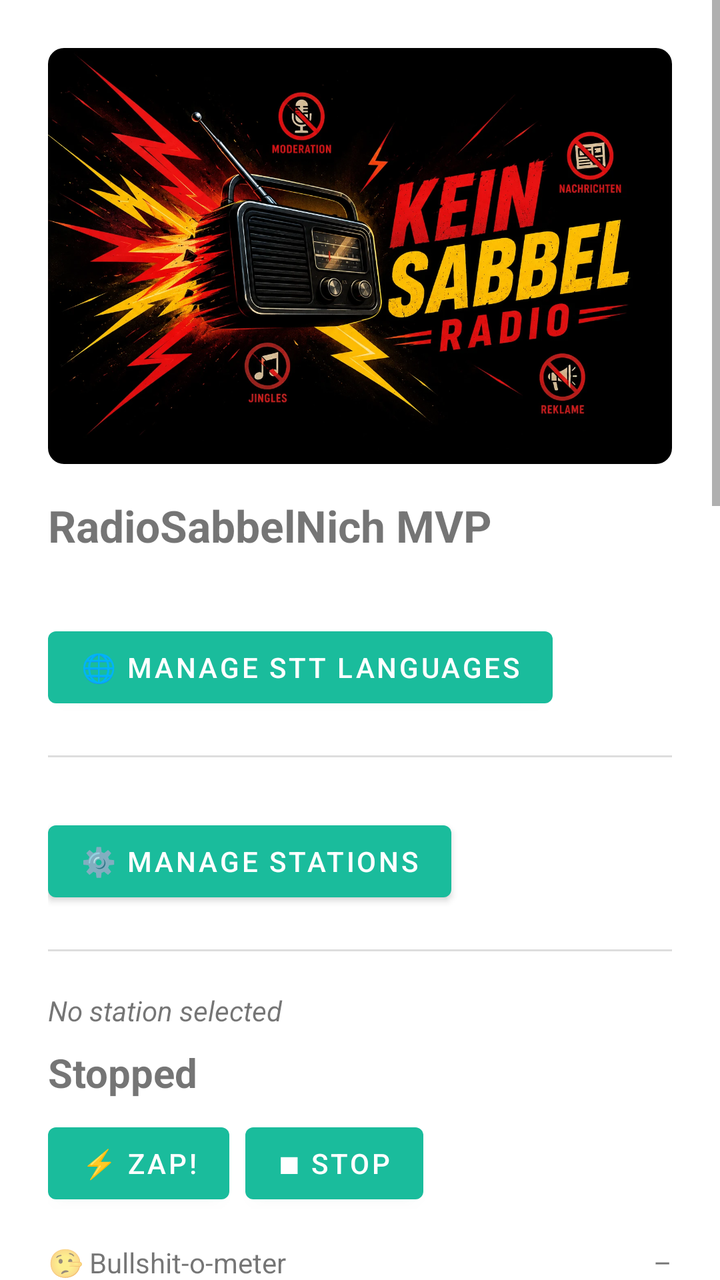
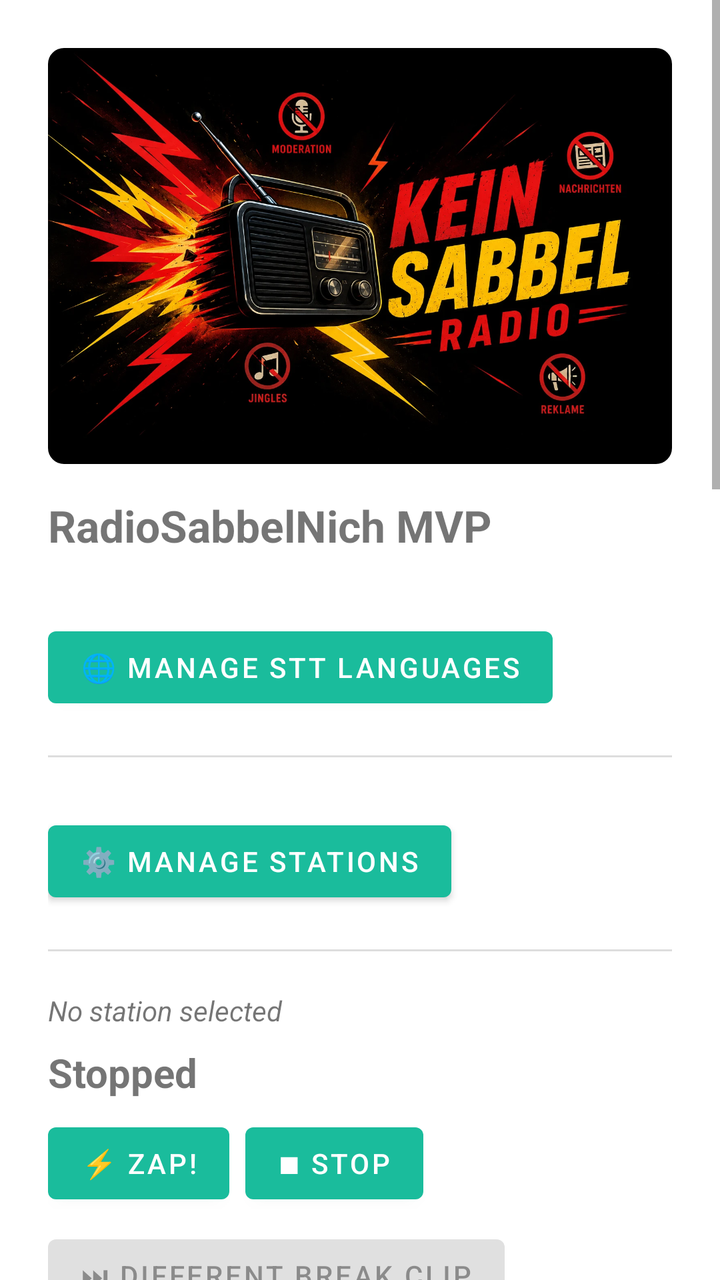

An Android layout rendered at two revisions. The XML below is the earlier revision; the diff shows what the commit changed to produce the second picture.
<!-- AndroidManifest.xml: activity theme Theme.RadioSabbelNichMvp -->
<!-- res/layout/activity_main.xml -->
<?xml version="1.0" encoding="utf-8"?>
<ScrollView xmlns:android="http://schemas.android.com/apk/res/android"
    xmlns:app="http://schemas.android.com/apk/res-auto"
    android:layout_width="match_parent"
    android:layout_height="match_parent">

    <LinearLayout
        android:layout_width="match_parent"
        android:layout_height="wrap_content"
        android:orientation="vertical"
        android:padding="24dp">

        
        <com.google.android.material.imageview.ShapeableImageView
            android:layout_width="match_parent"
            android:layout_height="wrap_content"
            android:layout_marginBottom="16dp"
            android:adjustViewBounds="true"
            android:src="@drawable/banner"
            android:contentDescription="@string/app_name"
            app:shapeAppearanceOverlay="@style/BannerShapeOverlay" />

        <TextView
            android:layout_width="wrap_content"
            android:layout_height="wrap_content"
            android:text="@string/app_name"
            android:textSize="22sp"
            android:textStyle="bold" />

        <TextView
            android:id="@+id/buildTimeText"
            android:layout_width="wrap_content"
            android:layout_height="wrap_content"
            android:layout_marginBottom="16dp"
            android:textSize="12sp"
            android:textColor="#888888" />

        
        <Button
            android:id="@+id/manageSttLanguagesButton"
            android:layout_width="wrap_content"
            android:layout_height="wrap_content"
            android:text="@string/btn_manage_stt_languages" />

        <TextView
            android:id="@+id/sttModelMissingText"
            android:layout_width="match_parent"
            android:layout_height="wrap_content"
            android:layout_marginTop="4dp"
            android:textSize="12sp"
            android:textColor="#CC3333"
            android:visibility="gone" />

        
        <TextView
            android:id="@+id/calibrationActiveText"
            android:layout_width="match_parent"
            android:layout_height="wrap_content"
            android:layout_marginTop="4dp"
            android:textSize="12sp"
            android:textColor="#1ABC9C"
            android:visibility="gone" />

        <View
            android:layout_width="match_parent"
            android:layout_height="1dp"
            android:layout_marginTop="20dp"
            android:layout_marginBottom="20dp"
            android:background="#DDDDDD" />

        
        <LinearLayout
            android:id="@+id/stationsContainer"
            android:layout_width="match_parent"
            android:layout_height="wrap_content"
            android:orientation="vertical" />

        <Button
            android:id="@+id/manageStationsButton"
            android:layout_width="wrap_content"
            android:layout_height="wrap_content"
            android:layout_marginTop="8dp"
            android:text="@string/btn_manage_stations" />

        <View
            android:layout_width="match_parent"
            android:layout_height="1dp"
            android:layout_marginTop="20dp"
            android:layout_marginBottom="20dp"
            android:background="#DDDDDD" />

        
        <TextView
            android:id="@+id/currentStationText"
            android:layout_width="match_parent"
            android:layout_height="wrap_content"
            android:text="@string/current_station_none"
            android:textStyle="italic" />

        <TextView
            android:id="@+id/statusText"
            android:layout_width="match_parent"
            android:layout_height="wrap_content"
            android:layout_marginTop="8dp"
            android:text="@string/status_idle"
            android:textSize="20sp"
            android:textStyle="bold" />

        
        <Button
            android:id="@+id/zappingErrorButton"
            android:layout_width="wrap_content"
            android:layout_height="wrap_content"
            android:layout_marginTop="16dp"
            android:text="@string/btn_zapping_error"
            android:visibility="gone" />

        <LinearLayout
            android:layout_width="match_parent"
            android:layout_height="wrap_content"
            android:orientation="horizontal"
            android:layout_marginTop="8dp">

            <Button
                android:id="@+id/zapButton"
                android:layout_width="wrap_content"
                android:layout_height="wrap_content"
                android:layout_marginEnd="8dp"
                android:text="@string/btn_zappen" />

            <Button
                android:id="@+id/stopButton"
                android:layout_width="wrap_content"
                android:layout_height="wrap_content"
                android:text="@string/btn_stop" />
        </LinearLayout>

        
        <LinearLayout
            android:layout_width="match_parent"
            android:layout_height="wrap_content"
            android:orientation="horizontal"
            android:layout_marginTop="16dp">

            <TextView
                android:layout_width="0dp"
                android:layout_height="wrap_content"
                android:layout_weight="1"
                android:text="@string/bs_meter_label"
                android:textSize="14sp" />

            <TextView
                android:id="@+id/bsMeterPercentText"
                android:layout_width="wrap_content"
                android:layout_height="wrap_content"
                android:text="@string/bs_meter_off"
                android:textSize="14sp" />
        </LinearLayout>

        <ProgressBar
            android:id="@+id/bsMeterBar"
            style="?android:attr/progressBarStyleHorizontal"
            android:layout_width="match_parent"
            android:layout_height="wrap_content"
            android:layout_marginTop="4dp"
            android:max="100"
            android:progress="0"
            android:progressBackgroundTint="@color/bs_meter_track" />

        
        <LinearLayout
            android:layout_width="match_parent"
            android:layout_height="wrap_content"
            android:orientation="horizontal"
            android:layout_marginTop="12dp">

            <TextView
                android:layout_width="0dp"
                android:layout_height="wrap_content"
                android:layout_weight="1"
                android:text="@string/fp_chip_label"
                android:textSize="14sp" />

            <TextView
                android:id="@+id/fingerprintChipText"
                android:layout_width="wrap_content"
                android:layout_height="wrap_content"
                android:text="@string/fp_chip_off"
                android:textSize="14sp" />
        </LinearLayout>

        
        <Button
            android:id="@+id/clearFingerprintsButton"
            android:layout_width="wrap_content"
            android:layout_height="wrap_content"
            android:layout_marginTop="4dp"
            android:text="@string/btn_clear_fingerprints" />

        
        <LinearLayout
            android:layout_width="match_parent"
            android:layout_height="wrap_content"
            android:orientation="horizontal"
            android:layout_marginTop="12dp">

            <TextView
                android:layout_width="0dp"
                android:layout_height="wrap_content"
                android:layout_weight="1"
                android:text="@string/song_chip_label"
                android:textSize="14sp" />

            <TextView
                android:id="@+id/songChipText"
                android:layout_width="wrap_content"
                android:layout_height="wrap_content"
                android:text="@string/song_chip_off"
                android:textSize="14sp" />
        </LinearLayout>

        <Button
            android:id="@+id/clearSongFingerprintsButton"
            android:layout_width="wrap_content"
            android:layout_height="wrap_content"
            android:layout_marginTop="4dp"
            android:text="@string/btn_clear_song_fingerprints" />

        
        <CheckBox
            android:id="@+id/cloudLookupEnabledCheckbox"
            android:layout_width="wrap_content"
            android:layout_height="wrap_content"
            android:layout_marginTop="8dp"
            android:text="@string/song_cloud_lookup_checkbox" />

        <TextView
            android:layout_width="wrap_content"
            android:layout_height="wrap_content"
            android:layout_marginTop="4dp"
            android:text="@string/audd_token_label"
            android:textSize="12sp" />

        <LinearLayout
            android:layout_width="match_parent"
            android:layout_height="wrap_content"
            android:orientation="horizontal"
            android:gravity="center_vertical"
            android:layout_marginBottom="8dp">

            <EditText
                android:id="@+id/audDTokenInput"
                android:layout_width="0dp"
                android:layout_height="wrap_content"
                android:layout_weight="1"
                android:inputType="textPassword"
                android:textSize="12sp" />

            <Button
                android:id="@+id/saveAudDTokenButton"
                android:layout_width="wrap_content"
                android:layout_height="wrap_content"
                android:text="@string/btn_save_audd_token" />
        </LinearLayout>

        <View
            android:layout_width="match_parent"
            android:layout_height="1dp"
            android:layout_marginTop="20dp"
            android:layout_marginBottom="20dp"
            android:background="#DDDDDD" />

        
        <TextView
            android:layout_width="wrap_content"
            android:layout_height="wrap_content"
            android:text="@string/news_break_label"
            android:textSize="12sp" />

        <CheckBox
            android:id="@+id/newsBreakEnabledCheckbox"
            android:layout_width="wrap_content"
            android:layout_height="wrap_content"
            android:layout_marginBottom="4dp"
            android:text="@string/news_break_enabled" />

        <Button
            android:id="@+id/newsBreakFolderButton"
            android:layout_width="wrap_content"
            android:layout_height="wrap_content"
            android:text="@string/btn_news_break_folder" />

        <TextView
            android:id="@+id/newsBreakFolderStatusText"
            android:layout_width="match_parent"
            android:layout_height="wrap_content"
            android:layout_marginTop="4dp"
            android:layout_marginBottom="8dp"
            android:textSize="12sp"
            android:textColor="#888888" />

        <LinearLayout
            android:layout_width="match_parent"
            android:layout_height="wrap_content"
            android:orientation="horizontal"
            android:gravity="center_vertical">

            <EditText
                android:id="@+id/newsBreakWindowMinutesInput"
                android:layout_width="0dp"
                android:layout_height="wrap_content"
                android:layout_weight="1"
                android:inputType="numberDecimal"
                android:hint="@string/news_break_window_hint"
                android:textSize="12sp" />

            <Button
                android:id="@+id/saveNewsBreakWindowButton"
                android:layout_width="wrap_content"
                android:layout_height="wrap_content"
                android:text="@string/btn_save_update_server" />
        </LinearLayout>

        
        <CheckBox
            android:id="@+id/newsBreakSpeechGateCheckbox"
            android:layout_width="wrap_content"
            android:layout_height="wrap_content"
            android:layout_marginTop="12dp"
            android:text="@string/news_break_speech_gate_enabled" />

        <LinearLayout
            android:layout_width="match_parent"
            android:layout_height="wrap_content"
            android:orientation="horizontal"
            android:gravity="center_vertical">

            <EditText
                android:id="@+id/newsBreakSpeechGateWindowMinutesInput"
                android:layout_width="0dp"
                android:layout_height="wrap_content"
                android:layout_weight="1"
                android:inputType="numberDecimal"
                android:hint="@string/news_break_speech_gate_window_hint"
                android:textSize="12sp" />

            <EditText
                android:id="@+id/newsBreakSpeechGateStreakSecondsInput"
                android:layout_width="0dp"
                android:layout_height="wrap_content"
                android:layout_weight="1"
                android:layout_marginStart="4dp"
                android:inputType="numberDecimal"
                android:hint="@string/news_break_speech_gate_streak_hint"
                android:textSize="12sp" />

            <Button
                android:id="@+id/saveNewsBreakSpeechGateButton"
                android:layout_width="wrap_content"
                android:layout_height="wrap_content"
                android:text="@string/btn_save_update_server" />
        </LinearLayout>

        
        <CheckBox
            android:id="@+id/newsBreakAdSkipCheckbox"
            android:layout_width="wrap_content"
            android:layout_height="wrap_content"
            android:layout_marginTop="12dp"
            android:text="@string/news_break_ad_skip_enabled" />

        <LinearLayout
            android:layout_width="match_parent"
            android:layout_height="wrap_content"
            android:orientation="horizontal"
            android:gravity="center_vertical">

            <EditText
                android:id="@+id/newsBreakAdSkipLeadSecondsInput"
                android:layout_width="0dp"
                android:layout_height="wrap_content"
                android:layout_weight="1"
                android:inputType="numberDecimal"
                android:hint="@string/news_break_ad_skip_lead_hint"
                android:textSize="12sp" />

            <Button
                android:id="@+id/saveNewsBreakAdSkipButton"
                android:layout_width="wrap_content"
                android:layout_height="wrap_content"
                android:text="@string/btn_save_update_server" />
        </LinearLayout>

        <View
            android:layout_width="match_parent"
            android:layout_height="1dp"
            android:layout_marginTop="20dp"
            android:layout_marginBottom="20dp"
            android:background="#DDDDDD" />

        
        <TextView
            android:layout_width="wrap_content"
            android:layout_height="wrap_content"
            android:text="@string/update_server_label"
            android:textSize="12sp" />

        <LinearLayout
            android:layout_width="match_parent"
            android:layout_height="wrap_content"
            android:orientation="horizontal"
            android:gravity="center_vertical"
            android:layout_marginBottom="8dp">

            <EditText
                android:id="@+id/updateServerUrlInput"
                android:layout_width="0dp"
                android:layout_height="wrap_content"
                android:layout_weight="1"
                android:inputType="textUri"
                android:textSize="12sp" />

            <Button
                android:id="@+id/saveUpdateServerButton"
                android:layout_width="wrap_content"
                android:layout_height="wrap_content"
                android:text="@string/btn_save_update_server" />
        </LinearLayout>

        <TextView
            android:id="@+id/updateStatusText"
            android:layout_width="match_parent"
            android:layout_height="wrap_content"
            android:layout_marginBottom="8dp"
            android:textSize="12sp"
            android:textColor="#888888" />

        <Button
            android:id="@+id/updateButton"
            android:layout_width="wrap_content"
            android:layout_height="wrap_content"
            android:text="@string/btn_check_update" />

    </LinearLayout>
</ScrollView>
<!-- resources referenced by this layout -->
<resources>
  <color name="bs_meter_track">#33888888</color>
  <!-- drawable banner: webp bitmap (drawable-nodpi, 204870 bytes) -->
  <string name="app_name">RadioSabbelNich MVP</string>
  <string name="audd_token_label">AudD API token:</string>
  <string name="bs_meter_label">🤥 Bullshit-o-meter</string>
  <string name="bs_meter_off">–</string>
  <string name="btn_check_update">🔄 Check for update</string>
  <string name="btn_clear_fingerprints">🗑 Clear fingerprint DB</string>
  <string name="btn_clear_song_fingerprints">🗑 Clear song DB</string>
  <string name="btn_manage_stations">⚙️ Manage stations</string>
  <string name="btn_manage_stt_languages">🌐 Manage STT languages</string>
  <string name="btn_news_break_folder">📁 Choose folder</string>
  <string name="btn_save_audd_token">Save</string>
  <string name="btn_save_update_server">Save</string>
  <string name="btn_stop">■ Stop</string>
  <string name="btn_zappen">⚡ ZAP!</string>
  <string name="btn_zapping_error">🛑 Zap error</string>
  <string name="current_station_none">No station selected</string>
  <string name="fp_chip_label">🔎 Fingerprint</string>
  <string name="fp_chip_off">–</string>
  <string name="news_break_ad_skip_enabled">Ad-skip prebuffering</string>
  <string name="news_break_ad_skip_lead_hint">Lead time (seconds)</string>
  <string name="news_break_enabled">Enabled (on the hour/half hour)</string>
  <string name="news_break_label">📰 News break:</string>
  <string name="news_break_speech_gate_enabled">Require speech before starting (speech gate)</string>
  <string name="news_break_speech_gate_streak_hint">Required speech streak (seconds)</string>
  <string name="news_break_speech_gate_window_hint">Gate window (minutes)</string>
  <string name="news_break_window_hint">Window length (minutes)</string>
  <string name="song_chip_label">🎵 Song</string>
  <string name="song_chip_off">–</string>
  <string name="song_cloud_lookup_checkbox">Identify unknown songs via AudD (cloud lookup)</string>
  <string name="status_idle">Stopped</string>
  <string name="update_server_label">Update server:</string>
  <style name="BannerShapeOverlay">
          <item name="cornerSize">8dp</item>
      </style>
  <style name="Theme.RadioSabbelNichMvp" parent="Theme.MaterialComponents.DayNight.NoActionBar">
          <item name="colorPrimary">@color/primary</item>
          <item name="colorPrimaryDark">@color/primary_dark</item>
          <item name="colorAccent">@color/accent</item>
      </style>
  <color name="primary">#1ABC9C</color>
  <color name="primary_dark">#149174</color>
  <color name="accent">#1ABC9C</color>
</resources>

<!-- the commit's change to res/layout/activity_main.xml (unified diff, before → after) -->
@@ -136,6 +136,16 @@
         </LinearLayout>
 
         
+        <Button
+            android:id="@+id/newsBreakSkipButton"
+            android:layout_width="wrap_content"
+            android:layout_height="wrap_content"
+            android:layout_marginTop="8dp"
+            android:text="@string/btn_news_break_skip"
+            android:enabled="false" />
+
+
+        
         <LinearLayout
             android:layout_width="match_parent"
             android:layout_height="wrap_content"
<!-- resource entries referenced after the edit -->
@@ -12,6 +12,7 @@
   <string name="btn_manage_stations">⚙️ Manage stations</string>
   <string name="btn_manage_stt_languages">🌐 Manage STT languages</string>
   <string name="btn_news_break_folder">📁 Choose folder</string>
+  <string name="btn_news_break_skip">⏭ Different break clip</string>
   <string name="btn_save_audd_token">Save</string>
   <string name="btn_save_update_server">Save</string>
   <string name="btn_stop">■ Stop</string>
